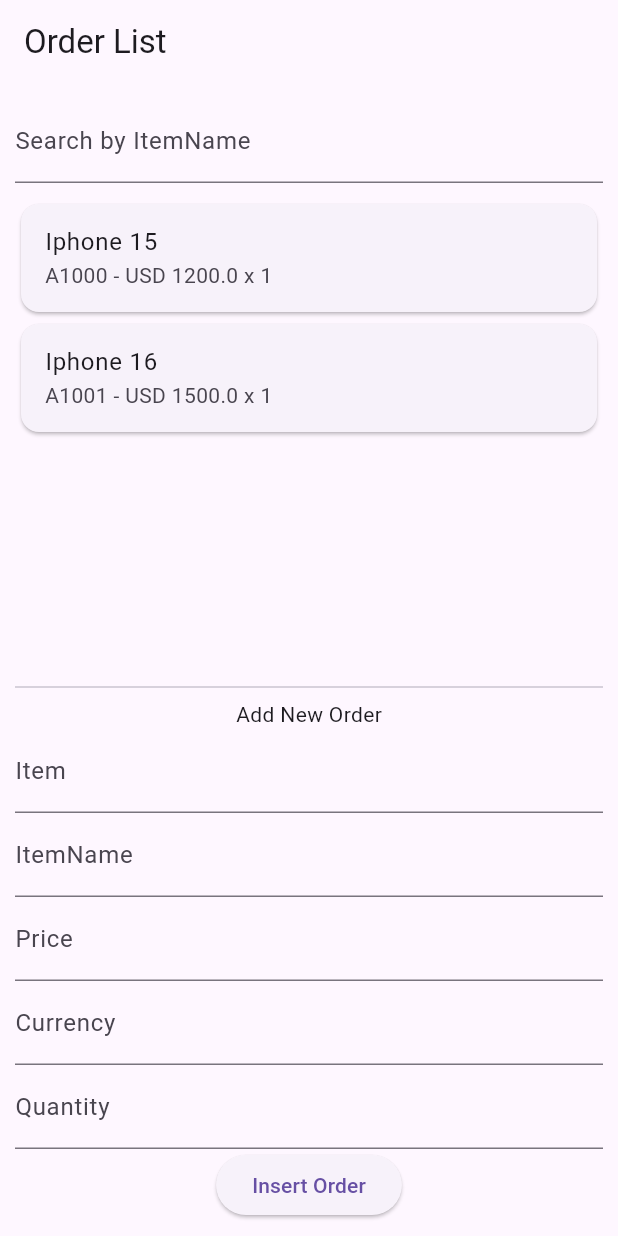
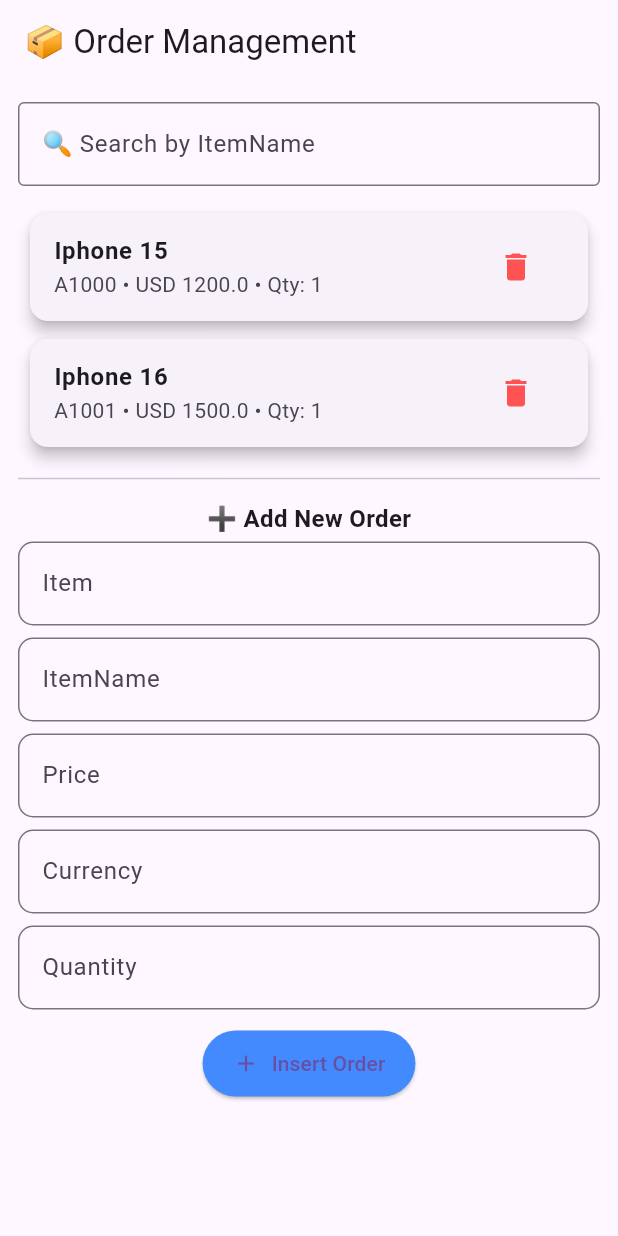
Before and after one commit to PHAMHOANG1902/Exam_dart, a Flutter app: the screen it shows after launch, on a phone screen of 412 x 824 dp. Run offline on Flutter 3.47's test engine with Material 3 defaults, Android fonts, the phone set to English and light mode, and no system bars.

Commit message:
Update home_page.dart

```diff
--- a/exam_dart/lib/pages/home_page.dart
+++ b/exam_dart/lib/pages/home_page.dart
@@ -38,6 +38,8 @@
   }
 
   void addOrder() {
+    if (itemController.text.isEmpty || nameController.text.isEmpty) return;
+
     final newOrder = Order(
       item: itemController.text,
       itemName: nameController.text,
@@ -56,6 +58,10 @@
     priceController.clear();
     currencyController.clear();
     quantityController.clear();
+
+    ScaffoldMessenger.of(context).showSnackBar(
+      const SnackBar(content: Text('Order added successfully!')),
+    );
   }
 
   void searchOrders(String query) {
@@ -67,12 +73,49 @@
     });
   }
 
+  void deleteOrder(Order order) {
+    setState(() {
+      orders.remove(order);
+      filteredOrders = List.from(orders);
+    });
+
+    ScaffoldMessenger.of(context).showSnackBar(
+      SnackBar(content: Text('${order.itemName} deleted')),
+    );
+  }
+
   Widget buildOrderCard(Order order) {
     return Card(
+      elevation: 4,
+      margin: const EdgeInsets.symmetric(vertical: 6, horizontal: 8),
+      shape: RoundedRectangleBorder(borderRadius: BorderRadius.circular(12)),
       child: ListTile(
-        title: Text(order.itemName),
+        title: Text(
+          order.itemName,
+          style: const TextStyle(fontWeight: FontWeight.bold),
+        ),
         subtitle: Text(
-            '${order.item} - ${order.currency} ${order.price} x ${order.quantity}'),
+          '${order.item} • ${order.currency} ${order.price} • Qty: ${order.quantity}',
+        ),
+        trailing: IconButton(
+          icon: const Icon(Icons.delete, color: Colors.redAccent),
+          onPressed: () => deleteOrder(order),
+        ),
+      ),
+    );
+  }
+
+  Widget buildInputField(String label, TextEditingController controller,
+      {TextInputType keyboardType = TextInputType.text}) {
+    return Padding(
+      padding: const EdgeInsets.symmetric(vertical: 4),
+      child: TextField(
+        controller: controller,
+        keyboardType: keyboardType,
+        decoration: InputDecoration(
+          labelText: label,
+          border: OutlineInputBorder(borderRadius: BorderRadius.circular(10)),
+        ),
       ),
     );
   }
@@ -80,30 +123,42 @@
   @override
   Widget build(BuildContext context) {
     return Scaffold(
-      appBar: AppBar(title: const Text('Order List')),
-      body: Padding(
-        padding: const EdgeInsets.all(10.0),
+      appBar: AppBar(title: const Text('📦 Order Management')),
+      body: SingleChildScrollView(
+        padding: const EdgeInsets.all(12),
         child: Column(
           children: [
             TextField(
               controller: searchController,
-              decoration: const InputDecoration(labelText: 'Search by ItemName'),
+              decoration: const InputDecoration(
+                labelText: '🔍 Search by ItemName',
+                border: OutlineInputBorder(),
+              ),
               onChanged: searchOrders,
             ),
-            const SizedBox(height: 10),
-            Expanded(
-              child: ListView(
-                children: filteredOrders.map(buildOrderCard).toList(),
+            const SizedBox(height: 12),
+            ...filteredOrders.map(buildOrderCard),
+            const Divider(height: 30),
+            const Text('➕ Add New Order',
+                style: TextStyle(fontSize: 16, fontWeight: FontWeight.bold)),
+            buildInputField('Item', itemController),
+            buildInputField('ItemName', nameController),
+            buildInputField('Price', priceController,
+                keyboardType: TextInputType.number),
+            buildInputField('Currency', currencyController),
+            buildInputField('Quantity', quantityController,
+                keyboardType: TextInputType.number),
+            const SizedBox(height: 8),
+            ElevatedButton.icon(
+              onPressed: addOrder,
+              icon: const Icon(Icons.add),
+              label: const Text('Insert Order'),
+              style: ElevatedButton.styleFrom(
+                padding:
+                    const EdgeInsets.symmetric(horizontal: 20, vertical: 12),
+                backgroundColor: Colors.blueAccent,
               ),
             ),
-            const Divider(),
-            const Text('Add New Order'),
-            TextField(controller: itemController, decoration: const InputDecoration(labelText: 'Item')),
-            TextField(controller: nameController, decoration: const InputDecoration(labelText: 'ItemName')),
-            TextField(controller: priceController, decoration: const InputDecoration(labelText: 'Price')),
-            TextField(controller: currencyController, decoration: const InputDecoration(labelText: 'Currency')),
-            TextField(controller: quantityController, decoration: const InputDecoration(labelText: 'Quantity')),
-            ElevatedButton(onPressed: addOrder, child: const Text('Insert Order')),
           ],
         ),
       ),
```
